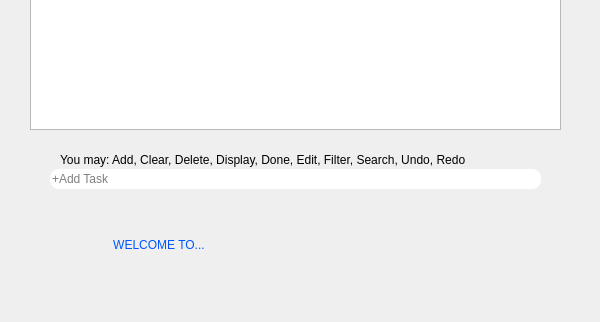
First picture: the form in TimeWiseGUI/timewisegui.ui, repository terencelimzhengwei/cs2103jan2014-t17-3c, before the edit; both pictures show x 0 to 600 and y 391 to 713 of the 600 by 713 pixel window.
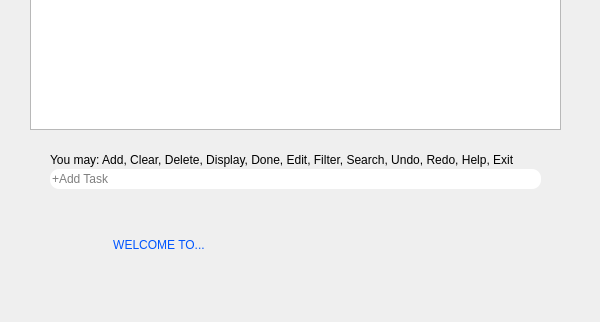
Second picture: the form after the edit. Icons and pictures are not drawn.

Commit message: [V0.4] Added Help Guide, summoned with help command.

```diff
--- a/TimeWiseGUI/timewisegui.ui
+++ b/TimeWiseGUI/timewisegui.ui
@@ -289,9 +289,9 @@
    <widget class="QLabel" name="label_help">
     <property name="geometry">
      <rect>
-      <x>60</x>
+      <x>50</x>
       <y>541</y>
-      <width>491</width>
+      <width>501</width>
       <height>20</height>
      </rect>
     </property>
@@ -299,7 +299,7 @@
      <string notr="true">font: 75 11pt &quot;New Cicle&quot;;</string>
     </property>
     <property name="text">
-     <string>You may: Add, Clear, Delete, Display, Done, Edit, Filter, Search, Undo, Redo</string>
+     <string>You may: Add, Clear, Delete, Display, Done, Edit, Filter, Search, Undo, Redo, Help, Exit</string>
     </property>
     <property name="wordWrap">
      <bool>true</bool>
```
Left out of the diff: 2 changed lines with no effect on the pictures. The commit also changes 11 other files.
